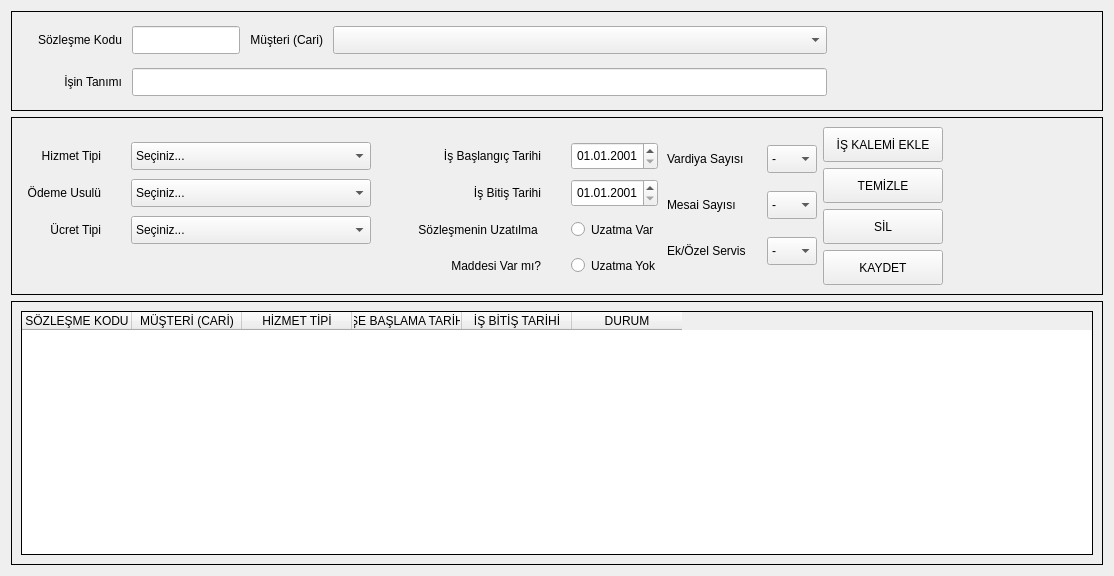
This is ui/ui_files/contracts_new_window.ui in AyhanErcan70/SATTUP as Qt 5 draws it before an edit. The edited form follows.
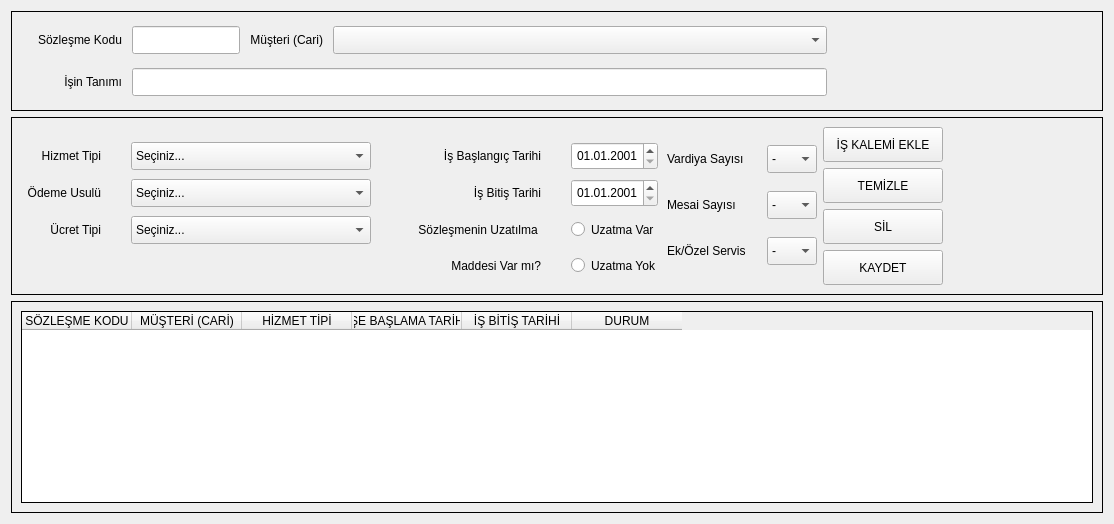
This is the edited form.

What changed in the file:
```diff
--- a/ui/ui_files/contracts_new_window.ui
+++ b/ui/ui_files/contracts_new_window.ui
@@ -6,8 +6,8 @@
    <rect>
     <x>0</x>
     <y>0</y>
-    <width>1036</width>
-    <height>576</height>
+    <width>1141</width>
+    <height>0</height>
    </rect>
   </property>
   <property name="windowTitle">
```
Left out of the diff: 2 changed lines with no effect on the pictures.
